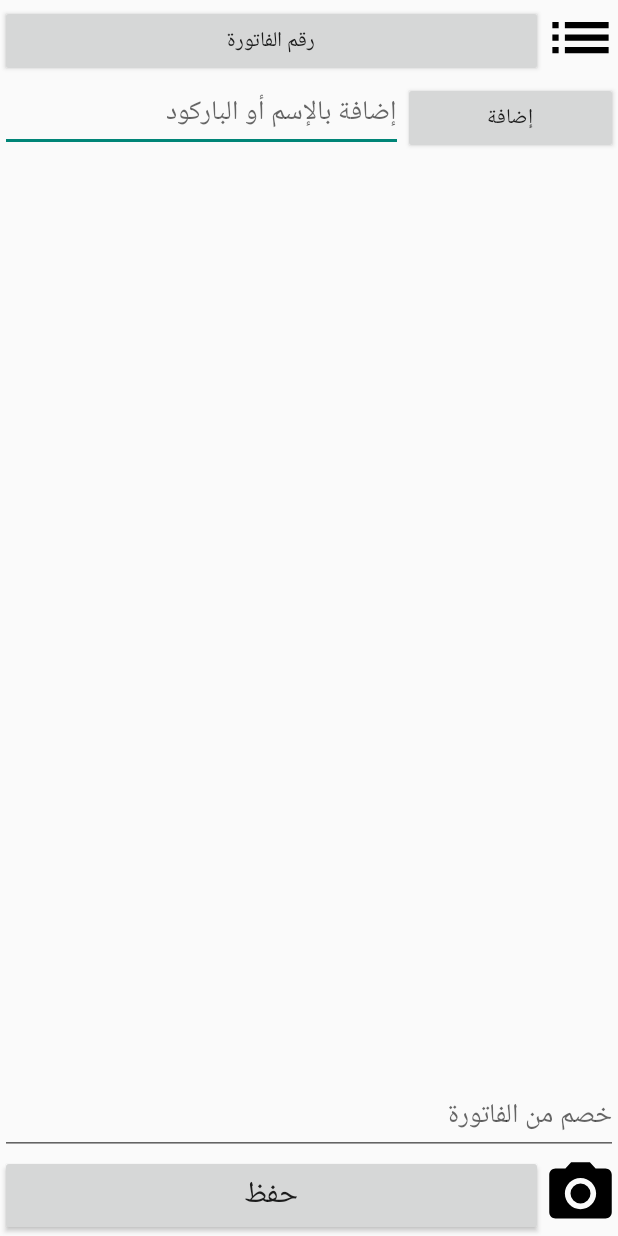
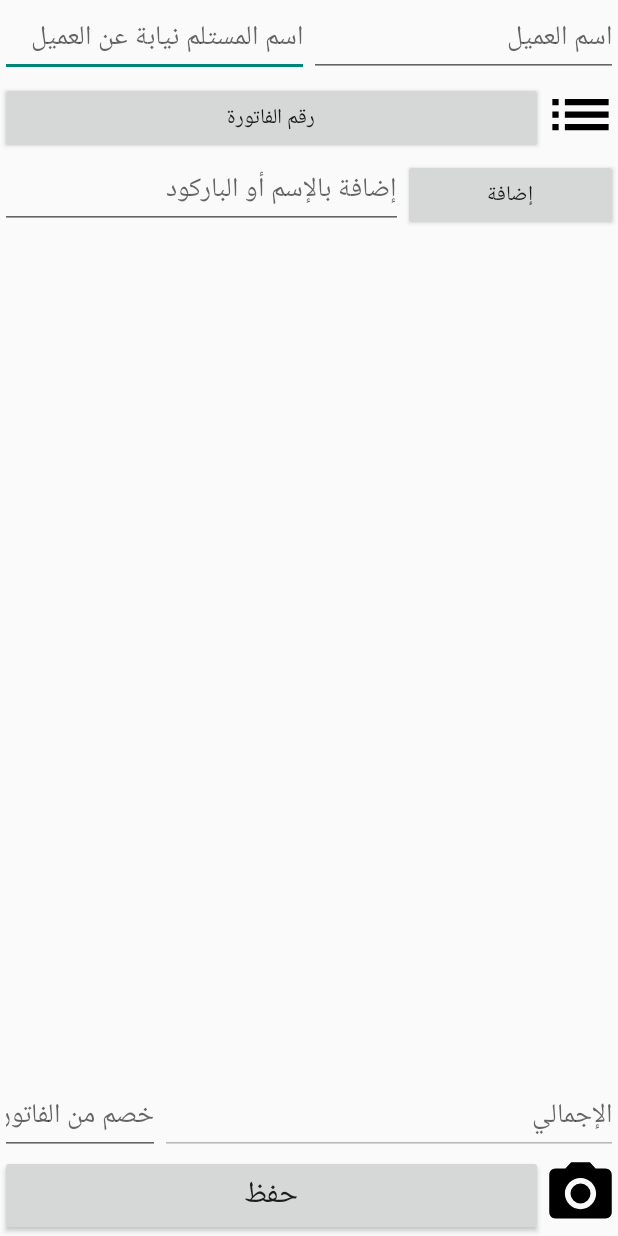
Before and after one commit to omerAndroid/MiniCashier, an Android app: the buy_restore_goods screen opened directly, with no data from a screen before it, on a phone screen of 412 x 824 dp. Run offline under Robolectric (Android 15) with nearby library versions, the phone set to English and light mode, and no system bars.

Commit message:
buy & restore goods

```diff
--- a/app/build.gradle
+++ b/app/build.gradle
@@ -1,12 +1,12 @@
 apply plugin: 'com.android.application'
 
 android {
-    compileSdkVersion 30
-    buildToolsVersion "30.0.3"
+    compileSdkVersion 29
+    buildToolsVersion "30.0.2"
     defaultConfig {
         applicationId "com.aoa.mini_cashier"
         minSdkVersion 16
-        targetSdkVersion 30
+        targetSdkVersion 29
         versionCode 1
         versionName "1.0"
         testInstrumentationRunner "androidx.test.runner.AndroidJUnitRunner"
--- a/app/src/main/java/com/aoa/mini_cashier/add_goods_db.java
+++ b/app/src/main/java/com/aoa/mini_cashier/add_goods_db.java
@@ -34,6 +34,8 @@ public class add_goods_db extends AppCompatActivity {
 
    public Databases databases = new Databases(this);
     boolean check_impot;
+
+    String data_type;
     ZXingScannerView scannerView;
     public  String old_baracod;
     int date_place = 0;
@@ -77,6 +79,7 @@ public class add_goods_db extends AppCompatActivity {
         date_ex_btn.setOnClickListener(new View.OnClickListener() {
             @Override
             public void onClick(View v) {
+                data_type="تاريخ الإنتهاء";
                 date_place = 0;
                 date_picker();
             }
@@ -85,6 +88,7 @@ public class add_goods_db extends AppCompatActivity {
         date_sale_btn.setOnClickListener(new View.OnClickListener() {
             @Override
             public void onClick(View v) {
+                data_type="تاريخ الشراء";
                 date_place = 1;
                 date_picker();
             }
--- a/app/src/main/java/com/aoa/mini_cashier/buy_restore_goods.java
+++ b/app/src/main/java/com/aoa/mini_cashier/buy_restore_goods.java
@@ -2,6 +2,7 @@ package com.aoa.mini_cashier;
 
 import androidx.appcompat.app.AppCompatActivity;
 
+import android.app.Dialog;
 import android.content.Intent;
 import android.os.Build;
 import android.os.Bundle;
@@ -21,13 +22,19 @@ import java.util.ArrayList;
 
 public class buy_restore_goods extends AppCompatActivity {
 
-    Button list_options;
+    Dialog customer_data;
+    Button list_options,save_btn;
+    EditText c_name;
     @Override
     protected void onCreate(Bundle savedInstanceState) {
         super.onCreate(savedInstanceState);
         setContentView(R.layout.activity_buy_restore_goods);
 
         list_options = findViewById(R.id.list_options);
+        save_btn = findViewById(R.id.save_bills);
+        c_name = findViewById(R.id.customer_name);
+
+
 
 
         ListView list = (ListView) findViewById(R.id.list_buy_restore);
@@ -78,6 +85,12 @@ public class buy_restore_goods extends AppCompatActivity {
         });
         ///////////////////////////////////////////////////////////////////////////////////
 
+        save_btn.setOnClickListener(new View.OnClickListener() {
+            @Override
+            public void onClick(View v) {
+                add_customer_data();
+            }
+        });
     }
     class ListAdupter extends BaseAdapter
     {
@@ -139,4 +152,34 @@ public class buy_restore_goods extends AppCompatActivity {
         }
     }
 
+    public void add_customer_data ()
+    {
+        //Dialog Customer Data viewer
+        customer_data = new Dialog(this);
+        customer_data.setContentView(R.layout.add_customer_dialog);
+        customer_data.setTitle("بيانات العميل");
+        final EditText name=(EditText) customer_data.findViewById(R.id.name_customer);
+        final EditText c_address=(EditText) customer_data.findViewById(R.id.address_customer);
+        final EditText c_phone1=(EditText) customer_data.findViewById(R.id.Phone_customer_1);
+        final EditText c_phone2=(EditText) customer_data.findViewById(R.id.Phone_customer_2);
+        final EditText c_email=(EditText) customer_data.findViewById(R.id.E_mail_customer);
+        final EditText c_password=(EditText) customer_data.findViewById(R.id.password_customer);
+
+        final Button data_save = (Button) customer_data.findViewById(R.id.save_customer_data);
+
+        name.setText(c_name.getText());
+
+
+        data_save.setOnClickListener(new View.OnClickListener() {
+            @Override
+            public void onClick(View v) {
+                //save Data of customer
+
+
+                customer_data.dismiss();
+            }
+        });
+        customer_data.show();
+    }
+
 }
--- a/app/src/main/java/com/aoa/mini_cashier/dialog_view_addtypes.java
+++ b/app/src/main/java/com/aoa/mini_cashier/dialog_view_addtypes.java
@@ -17,8 +17,7 @@ import androidx.appcompat.app.AppCompatDialogFragment;
 
 import com.aoa.mini_cashier.DB.Databases;
 
-import static android.content.Context.IPSEC_SERVICE;
-import static com.aoa.mini_cashier.R.drawable.ic_baseline_delete_24;
+import static com.aoa.mini_cashier.R.drawable.ic_delete_black_24dp;
 import static com.aoa.mini_cashier.add_goods_db.Text_barcode;
 
 public class dialog_view_addtypes extends AppCompatDialogFragment {
@@ -150,7 +149,7 @@ public class dialog_view_addtypes extends AppCompatDialogFragment {
 
     public void clear_inpot(){
         exeit.setText(null);
-        exeit.setBackgroundResource(ic_baseline_delete_24);
+        exeit.setBackgroundResource(ic_delete_black_24dp);
     }
 
     private boolean check_impot_quantity() {
--- a/app/src/main/res/layout/activity_buy_restore_goods.xml
+++ b/app/src/main/res/layout/activity_buy_restore_goods.xml
@@ -15,6 +15,30 @@
         app:layout_constraintEnd_toEndOf="parent"
         app:layout_constraintStart_toStartOf="parent"
         app:layout_constraintTop_toTopOf="parent">
+
+        <LinearLayout
+            android:layout_width="match_parent"
+            android:layout_height="match_parent"
+            android:orientation="horizontal">
+
+            <EditText
+                android:id="@+id/name_sender"
+                android:layout_width="match_parent"
+                android:layout_height="wrap_content"
+                android:layout_weight="1"
+                android:ems="10"
+                android:hint="اسم المستلم نيابة عن العميل"
+                android:inputType="textPersonName" />
+
+            <EditText
+                android:id="@+id/customer_name"
+                android:layout_width="match_parent"
+                android:layout_height="wrap_content"
+                android:layout_weight="1"
+                android:ems="10"
+                android:hint="اسم العميل"
+                android:inputType="textPersonName" />
+        </LinearLayout>
 
         <LinearLayout
             android:layout_width="match_parent"
@@ -78,14 +102,32 @@
         app:layout_constraintEnd_toEndOf="parent"
         app:layout_constraintStart_toStartOf="parent">
 
-        <EditText
-            android:id="@+id/discount_bill_items"
+        <LinearLayout
             android:layout_width="match_parent"
-            android:layout_height="wrap_content"
+            android:layout_height="match_parent"
             android:layout_weight="1"
-            android:ems="10"
-            android:hint="خصم من الفاتورة"
-            android:inputType="numberDecimal" />
+            android:orientation="horizontal">
+
+            <EditText
+                android:id="@+id/discount_bill_items"
+                android:layout_width="wrap_content"
+                android:layout_height="wrap_content"
+                android:layout_weight="1"
+                android:ems="10"
+                android:hint="خصم من الفاتورة"
+                android:inputType="numberDecimal" />
+
+            <EditText
+                android:id="@+id/total_price"
+                android:layout_width="match_parent"
+                android:layout_height="wrap_content"
+                android:layout_weight="1"
+                android:ems="10"
+                android:enabled="false"
+                android:hint="الإجمالي"
+                android:inputType="textPersonName" />
+
+        </LinearLayout>
 
         <LinearLayout
             android:layout_width="match_parent"
--- a/build.gradle
+++ b/build.gradle
@@ -7,7 +7,7 @@ buildscript {
 
     }
     dependencies {
-        classpath 'com.android.tools.build:gradle:4.1.2'
+        classpath 'com.android.tools.build:gradle:3.4.1'
 
         // NOTE: Do not place your application dependencies here; they belong
         // in the individual module build.gradle files
```
Also changed, not shown: app/src/main/res/drawable/ic_baseline_delete_24.xml (deleted, +0 -10 lines), app/src/main/res/drawable/ic_delete_black_24dp.xml (added, +9 -0 lines), gradle/wrapper/gradle-wrapper.properties.
